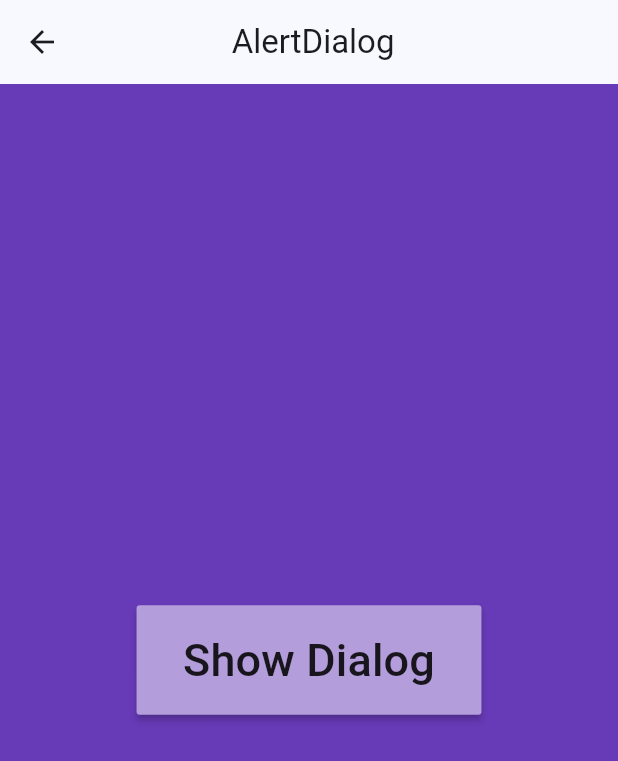
After one commit to delbertkimbi/Widget-of-the-day, a Flutter app: the AlertdialogPage screen opened directly, after a tap on "Show Dialog", on a phone screen of 412 x 824 dp. The commit adds this screen. Shown: the top 761 px of the screen. Run offline on Flutter 3.47's test engine with Material 3 defaults, Android fonts, the phone set to English and light mode, and no system bars.

Commit message:
Show Dialog => Widget of the day

```diff
--- /dev/null
+++ b/flutter_widgets/lib/widgets/alert_dialog.dart
@@ -0,0 +1,43 @@
+import 'package:flutter/material.dart';
+
+class AlertdialogPage extends StatelessWidget {
+  const AlertdialogPage({super.key});
+  Widget showDialog() {
+    return const AlertDialog(
+      backgroundColor: Colors.deepOrange,
+      title: Text("First Dialog"),
+      content: Text("I love flutter so much."),
+
+      actions: [
+        Text("Ok"),
+        Text("Cancel"),
+      ],
+    );
+  }
+
+  @override
+  Widget build(BuildContext context) {
+    return Scaffold(
+      backgroundColor: Colors.deepPurple,
+      appBar: AppBar(
+        title: const Text(" AlertDialog"),
+        centerTitle: true,
+      ),
+      body: Center(
+        child: MaterialButton(
+          color: Colors.deepPurple[200],
+          onPressed: showDialog,
+          child: const Padding(
+            padding: EdgeInsets.all(15.0),
+            child: Text(
+              "Show Dialog",
+              style: TextStyle(
+                fontSize: 30,
+              ),
+            ),
+          ),
+        ),
+      ),
+    );
+  }
+}
--- a/flutter_widgets/lib/widgets/stack.dart
+++ b/flutter_widgets/lib/widgets/stack.dart
@@ -7,7 +7,7 @@ class StackPage extends StatelessWidget {
   Widget build(BuildContext context) {
     return Scaffold(
       appBar: AppBar(
-        title: Text("Stack Page"),
+        title:const Text("Stack Page"),
         centerTitle: true,
         elevation: 0,
       ),
```
